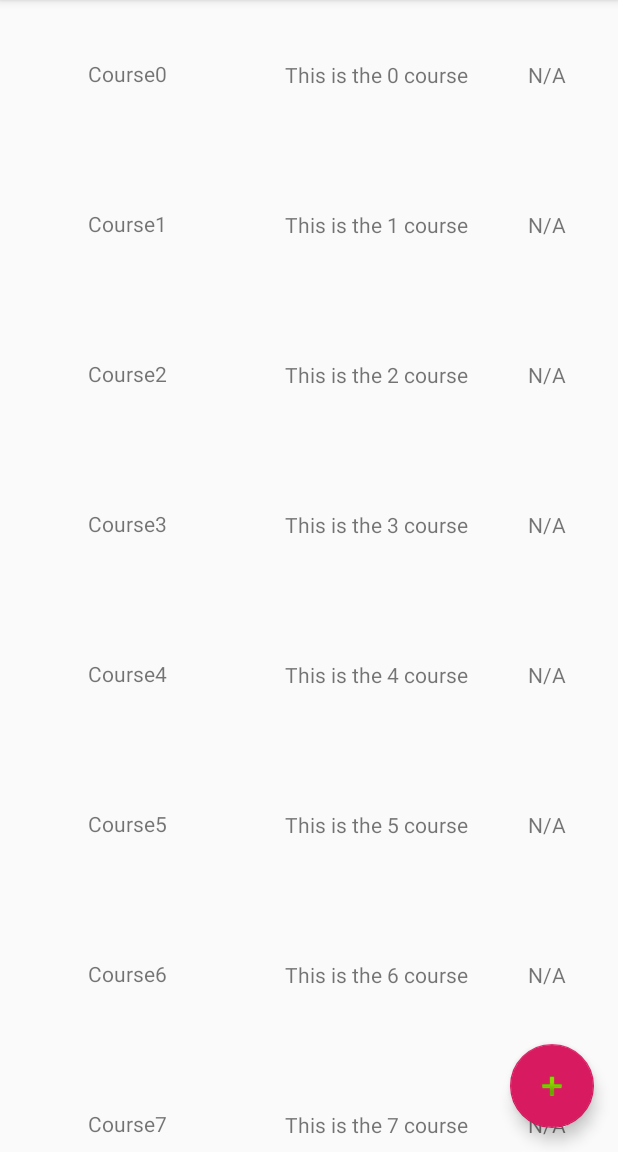
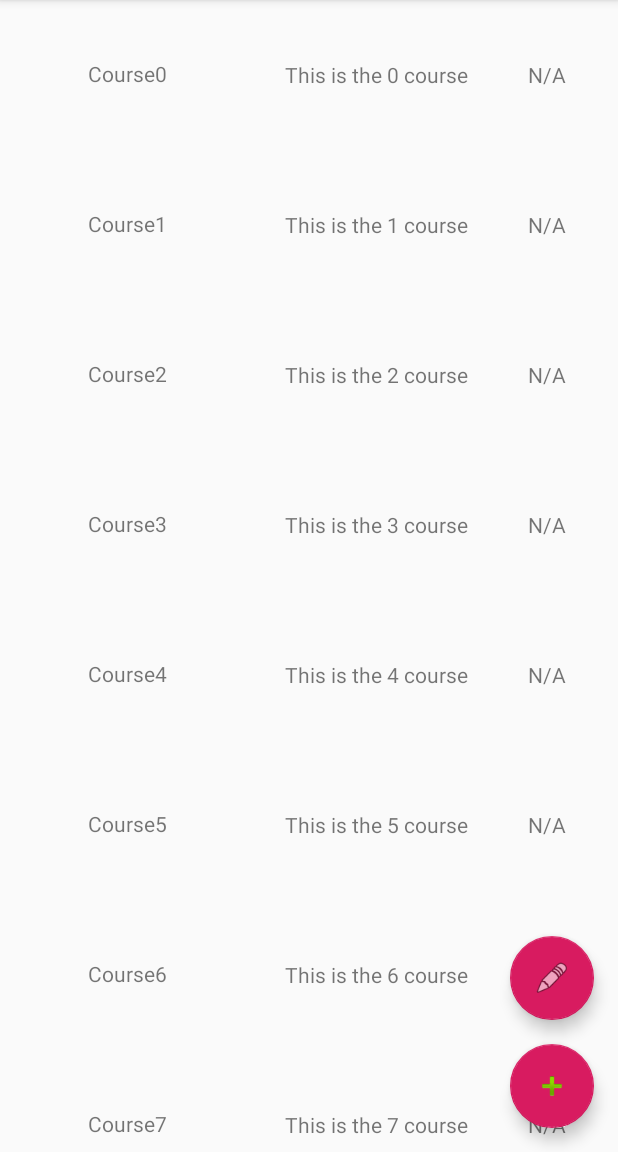
Before and after one commit to cricri98/CST438_project1, an Android app: the CourseViewerActivity screen opened directly, with no data from a screen before it, on a phone screen of 412 x 824 dp, the part 84-1236 px from its top. Run offline under Robolectric (Android 15) with nearby library versions, the phone set to English and light mode, and no system bars; our stand-ins replace Room's generated code; 2 statements that could not run were skipped.

Commit message:
can pickup courses

```diff
--- a/app/src/main/java/com/example/cst438_project1/MainMenuAtivities/ViewCourses/CourseRecyclerViewAdapter.java
+++ b/app/src/main/java/com/example/cst438_project1/MainMenuAtivities/ViewCourses/CourseRecyclerViewAdapter.java
@@ -1,5 +1,7 @@
 package com.example.cst438_project1.MainMenuAtivities.ViewCourses;
 
+import android.app.AlertDialog;
+import android.app.Dialog;
 import android.content.Context;
 import android.content.Intent;
 import android.util.Log;
@@ -12,11 +14,8 @@ import android.widget.Toast;
 
 import androidx.annotation.NonNull;
 import androidx.recyclerview.widget.RecyclerView;
-import androidx.room.Room;
 
-import com.example.cst438_project1.DB.StudentAppDatabase;
 import com.example.cst438_project1.MainMenuAtivities.ViewAssignment.ViewAssignmentActivity;
-import com.example.cst438_project1.MainMenuAtivities.ViewAssignment.editAssignment;
 import com.example.cst438_project1.R;
 
 import java.util.ArrayList;
@@ -27,12 +26,14 @@ public class CourseRecyclerViewAdapter extends RecyclerView.Adapter<CourseRecycl
     private ArrayList<String> mCourseNames;
     private ArrayList<String> mCourseDesc;
     private ArrayList<String> mCourseGrades;
+    private int mUserId;
     private Context mContext;
 
-    public CourseRecyclerViewAdapter(ArrayList<String> courseNames, ArrayList<String> courseDesc, ArrayList<String> courseGrades, Context context) {
+    public CourseRecyclerViewAdapter(ArrayList<String> courseNames, ArrayList<String> courseDesc, ArrayList<String> courseGrades, int userId, Context context) {
         mCourseNames = courseNames;
         mCourseDesc = courseDesc;
         mCourseGrades = courseGrades;
+        mUserId = userId;
         mContext = context;
     }
 
@@ -55,15 +56,17 @@ public class CourseRecyclerViewAdapter extends RecyclerView.Adapter<CourseRecycl
         holder.parentLayout.setOnClickListener(new View.OnClickListener() {
             @Override
             public void onClick(View view) {
-                Toast.makeText(mContext, mCourseNames.get(position), Toast.LENGTH_LONG).show();
-
-                //open the viewAssignmentActivity
-                Intent intent = new Intent (view.getContext(), ViewAssignmentActivity.class);
-                //pass on the course name
-                intent.putExtra("course-name", mCourseNames.get(position));
-                view.getContext().startActivity(intent);
+                viewCourse(view, position);
             }
         });
+    }
+
+    void viewCourse(View view, int position){
+        //open the viewAssignmentActivity
+        Intent intent = new Intent (view.getContext(), ViewAssignmentActivity.class);
+        //pass on the course name
+        intent.putExtra("course-name", mCourseNames.get(position));
+        view.getContext().startActivity(intent);
     }
 
     @Override
--- a/app/src/main/res/layout/activity_course_viewer.xml
+++ b/app/src/main/res/layout/activity_course_viewer.xml
@@ -25,4 +25,14 @@
         android:src="@android:drawable/ic_input_add"
         app:layout_constraintBottom_toBottomOf="parent"
         app:layout_constraintEnd_toEndOf="parent" />
+
+    <com.google.android.material.floatingactionbutton.FloatingActionButton
+        android:id="@+id/pickupClassButton"
+        android:layout_width="wrap_content"
+        android:layout_height="wrap_content"
+        android:layout_marginBottom="16dp"
+        android:clickable="true"
+        app:layout_constraintBottom_toTopOf="@+id/courseAddButton"
+        app:layout_constraintEnd_toEndOf="@+id/courseAddButton"
+        app:srcCompat="@android:drawable/ic_menu_edit" />
 </androidx.constraintlayout.widget.ConstraintLayout>
```
Also changed, not shown: app/src/main/java/com/example/cst438_project1/MainMenuAtivities/ViewAssignment/ViewAssignmentActivity.java (+10 -3 lines), app/src/main/java/com/example/cst438_project1/MainMenuAtivities/ViewCourses/CourseViewerActivity.java (+71 -1 lines), app/src/main/java/com/example/cst438_project1/Objects/Course.java (+4 -4 lines), app/src/main/res/layout/pickupspinner.xml (added, +11 -0 lines).
